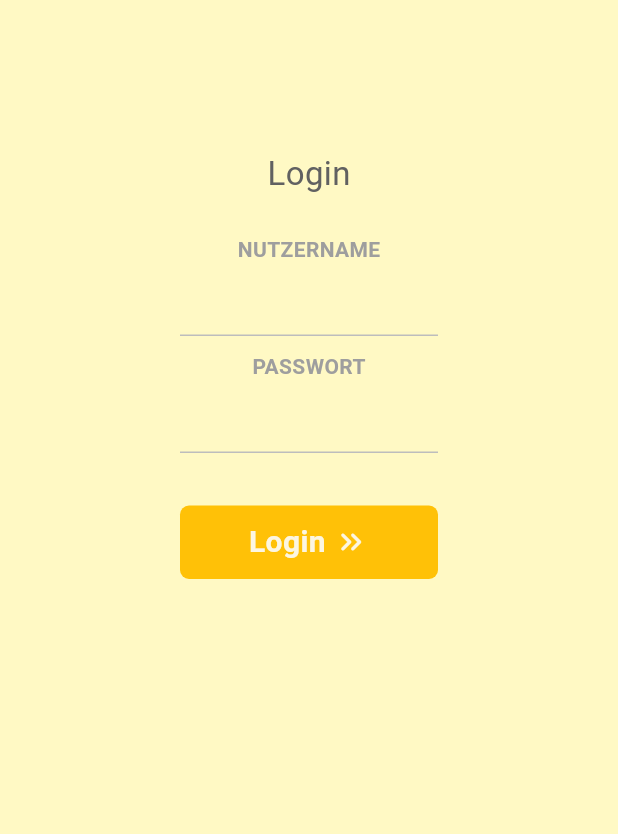
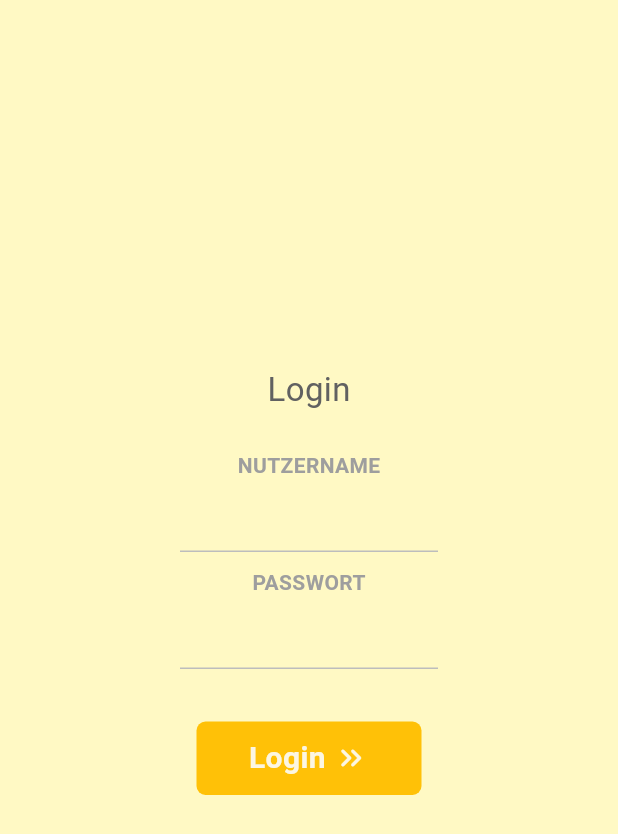
Before and after one commit to michaelackstaller/firmpass01, a Flutter app: the screen it shows after launch, on a phone screen of 412 x 824 dp. Shown: the top 834 px of the screen. Run offline on Flutter 3.47's test engine with Material 3 defaults, Android fonts, the phone set to English and light mode, and no system bars.

Commit message:
LoginPage erweitert, HomeScreen und loadingScreen erstellt

```diff
--- a/lib/components/login_button.dart
+++ b/lib/components/login_button.dart
@@ -1,7 +1,7 @@
 import 'package:flutter/material.dart';
 
 class LoginButton extends StatelessWidget {
-  final Function()? onTapFunction;
+  final void Function()? onTapFunction;
   final String myButtonText;
 
   const LoginButton(
@@ -9,28 +9,33 @@ class LoginButton extends StatelessWidget {
 
   @override
   Widget build(BuildContext context) {
-    return GestureDetector(
-      onTap: () => onTapFunction,
-      child: Container(
+    return InkWell(
+      borderRadius: BorderRadius.circular(6),
+      splashColor: Colors.orange,
+      highlightColor: Colors.orange,
+
+      onTap: onTapFunction,
+
+      child: Ink(
         padding: const EdgeInsets.all(10),
-        margin: const EdgeInsets.symmetric(horizontal: 120),
+        width: 150,
         decoration: BoxDecoration(
           color: Colors.amber,
           borderRadius: BorderRadius.circular(6),
         ),
-        child: const Row(
+        child: Row(
           mainAxisAlignment: MainAxisAlignment.center,
           children: [
             Text(
-              "Login", //TODO add myButtonText
-              style: TextStyle(
+              myButtonText, //TODO add myButtonText
+              style: const TextStyle(
                 color: Color.fromARGB(255, 252, 246, 226),
                 fontWeight: FontWeight.bold,
                 fontSize: 20,
               ),
             ),
-            SizedBox(width: 5),
-            Icon(
+            const SizedBox(width: 5),
+            const Icon(
               Icons.keyboard_double_arrow_right_rounded,
               color: Color.fromARGB(255, 252, 246, 226),
 
--- a/lib/components/login_textField.dart
+++ b/lib/components/login_textField.dart
@@ -1,3 +1,5 @@
+// ignore_for_file: file_names
+
 import 'package:flutter/material.dart';
 
 class LoginTextField extends StatelessWidget {
--- a/lib/main.dart
+++ b/lib/main.dart
@@ -1,3 +1,5 @@
+import 'package:firmpass/screens/home_screen.dart';
+import 'package:firmpass/screens/loading_screen.dart';
 import 'package:firmpass/screens/login_screen.dart';
 import 'package:flutter/material.dart';
 
@@ -16,7 +18,9 @@
       home: LoginPage(),
 
       routes: {
-        '/screens/login_screen.dart': (context) => LoginPage(),
+        '/login_screen': (context) => LoginPage(),
+        '/home_screen': (context) => HomeScreen(),
+        '/loading_screen': (context) => LoadingScreen(),
       },
     );
   }
--- a/lib/screens/home_screen.dart
+++ b/lib/screens/home_screen.dart
@@ -1,10 +1,10 @@
 import 'package:flutter/material.dart';
 
-class HomePage extends StatelessWidget {
-  const HomePage({super.key});
+class HomeScreen extends StatelessWidget {
+  const HomeScreen({super.key});
 
   @override
   Widget build(BuildContext context) {
-    return const Placeholder();
+    return const Scaffold(backgroundColor: Colors.green,);
   }
 }
--- a/lib/screens/login_screen.dart
+++ b/lib/screens/login_screen.dart
@@ -1,6 +1,7 @@
+import 'dart:io';
+
 import 'package:flutter/material.dart';
 import 'package:firmpass/components/login_textField.dart';
-import 'package:firmpass/screens/home_screen.dart';
 import 'package:firmpass/components/login_button.dart';
 
 class LoginPage extends StatelessWidget {
@@ -20,8 +21,9 @@ class LoginPage extends StatelessWidget {
       body: SafeArea(
         child: Center(
           child: Column(
+            mainAxisAlignment: MainAxisAlignment.center,
             children: [
-              const SizedBox(height: 50),
+              const SizedBox(height: 0),
               /*SizedBox(
                 width: 100,
                 height: 100,
@@ -56,16 +58,14 @@ class LoginPage extends StatelessWidget {
                 obscureText: true,
               ),
 
-              const SizedBox(height: 10),
-
-              const SizedBox(height: 25),
+              const SizedBox(height: 35),
 
               // sign in button
               LoginButton(
                 myButtonText: "Login",
                 onTapFunction: () async {
-                  Navigator.pushNamed(context, '/screens/home_screen.dart');
-                  //TODO loginFunktion
+                  Navigator.pushNamed(context, "/home_screen");
+                  //Loginfunction mit Datenabgleich
                 },
               ),
 
```
Also changed, not shown: lib/screens/loading_screen.dart (added, +17 -0 lines), lib/images/Firmung.png (added).
